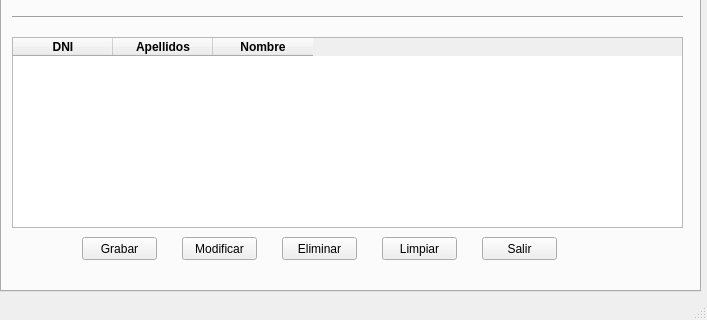
First picture: the form in Proyecto2/ventana.ui, repository natimoreira/DI, before the edit; both pictures show x 0 to 707 and y 368 to 688 of the 707 by 688 pixel window.
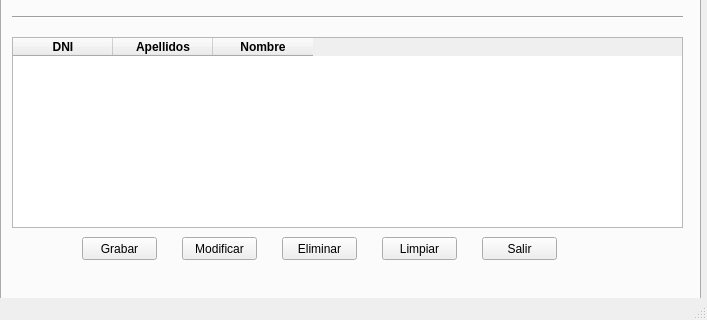
Second picture: the form after the edit. Icons and pictures are not drawn.

```diff
--- a/Proyecto2/ventana.ui
+++ b/Proyecto2/ventana.ui
@@ -20,7 +20,7 @@
       <x>0</x>
       <y>0</y>
       <width>701</width>
-      <height>641</height>
+      <height>661</height>
      </rect>
     </property>
     <property name="currentIndex">
@@ -1822,6 +1822,90 @@
        <string>Limpiar</string>
       </property>
      </widget>
+     <widget class="QLabel" name="labelEstado">
+      <property name="geometry">
+       <rect>
+        <x>80</x>
+        <y>600</y>
+        <width>471</width>
+        <height>16</height>
+       </rect>
+      </property>
+      <property name="palette">
+       <palette>
+        <active>
+         <colorrole role="WindowText">
+          <brush brushstyle="SolidPattern">
+           <color alpha="255">
+            <red>0</red>
+            <green>0</green>
+            <blue>0</blue>
+           </color>
+          </brush>
+         </colorrole>
+         <colorrole role="Text">
+          <brush brushstyle="SolidPattern">
+           <color alpha="255">
+            <red>170</red>
+            <green>0</green>
+            <blue>0</blue>
+           </color>
+          </brush>
+         </colorrole>
+        </active>
+        <inactive>
+         <colorrole role="WindowText">
+          <brush brushstyle="SolidPattern">
+           <color alpha="255">
+            <red>0</red>
+            <green>0</green>
+            <blue>0</blue>
+           </color>
+          </brush>
+         </colorrole>
+         <colorrole role="Text">
+          <brush brushstyle="SolidPattern">
+           <color alpha="255">
+            <red>170</red>
+            <green>0</green>
+            <blue>0</blue>
+           </color>
+          </brush>
+         </colorrole>
+        </inactive>
+        <disabled>
+         <colorrole role="WindowText">
+          <brush brushstyle="SolidPattern">
+           <color alpha="255">
+            <red>120</red>
+            <green>120</green>
+            <blue>120</blue>
+           </color>
+          </brush>
+         </colorrole>
+         <colorrole role="Text">
+          <brush brushstyle="SolidPattern">
+           <color alpha="255">
+            <red>120</red>
+            <green>120</green>
+            <blue>120</blue>
+           </color>
+          </brush>
+         </colorrole>
+        </disabled>
+       </palette>
+      </property>
+      <property name="font">
+       <font>
+        <pointsize>10</pointsize>
+        <weight>75</weight>
+        <bold>true</bold>
+       </font>
+      </property>
+      <property name="text">
+       <string/>
+      </property>
+     </widget>
     </widget>
     <widget class="QWidget" name="tabFacturacion">
      <attribute name="title">
```
Left out of the diff: 2 changed lines with no effect on the pictures.
